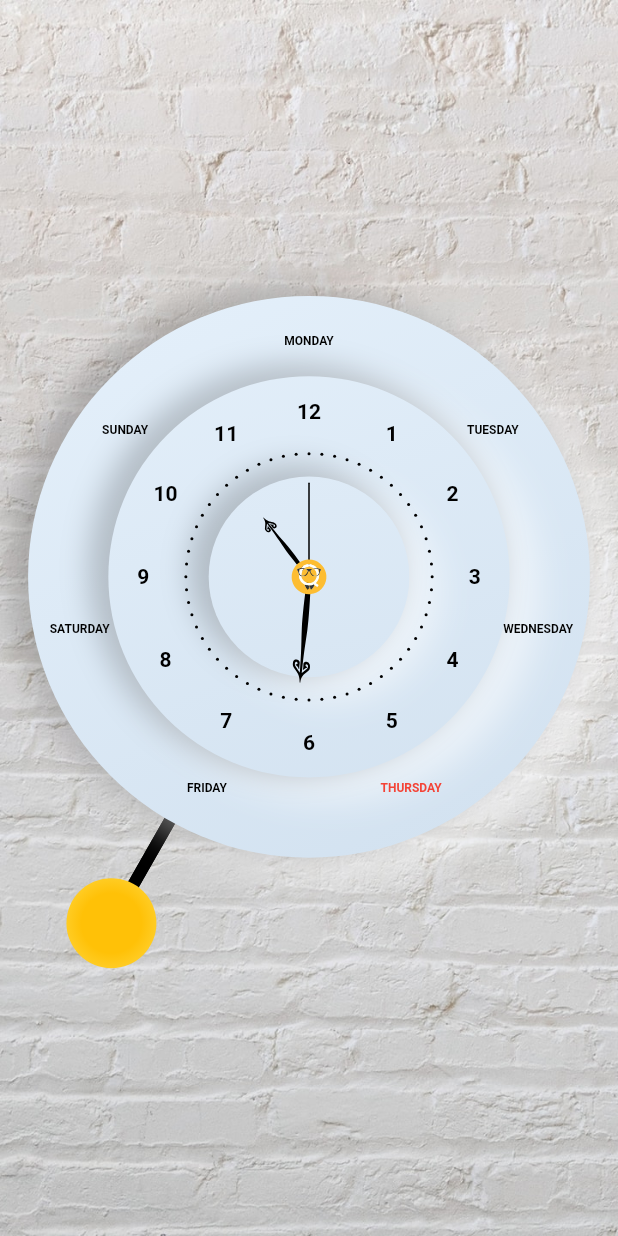
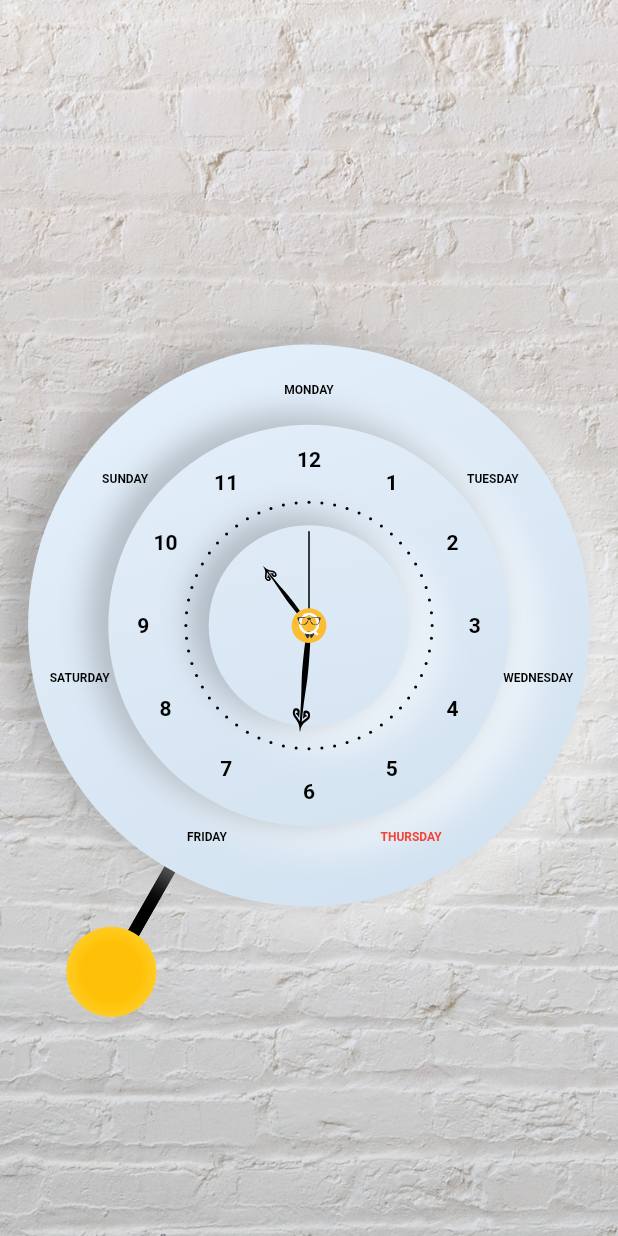
Before and after one commit to githubrohitgithub/Flutter-PUC, a Flutter app: the AnalogClock screen opened by its route, on a phone screen of 412 x 824 dp. Run offline on Flutter 3.47's test engine with Material 2 defaults, Android fonts, the phone set to English and light mode, and no system bars; our stand-ins replace flutter_svg, timer_builder; missing offline and left inert: neopop, qr_code_scanner.

Commit message:
completed 8

```diff
--- a/lib/work_shop/navigator/modules/custom_clock/page/analog_clock.dart
+++ b/lib/work_shop/navigator/modules/custom_clock/page/analog_clock.dart
@@ -28,13 +28,7 @@ class _AnalogClockState extends State<AnalogClock> {
                 builder: (context) {
               var currentTime = DateTime.now();
 
-              return Column(
-                mainAxisAlignment: MainAxisAlignment.start,
-                crossAxisAlignment: CrossAxisAlignment.center,
-                children: [
-
-
-                  ClockWidget(
+              return ClockWidget(
                 time: TimeModel(
                     hours: currentTime.hour,
                     minutes: currentTime.minute,
@@ -42,9 +36,6 @@ class _AnalogClockState extends State<AnalogClock> {
                     milliseconds: currentTime.millisecond,
                     week: currentTime.weekday,
                 ),
-                  )
-
-                ],
               );
             }),
           )],
--- a/lib/work_shop/navigator/modules/master_screen/page/main_dashboard.dart
+++ b/lib/work_shop/navigator/modules/master_screen/page/main_dashboard.dart
@@ -94,12 +94,12 @@ class DynamicNavigationWidgetState extends State<DynamicNavigationWidget> {
                 Padding(
                   padding: const EdgeInsets.all(8.0),
                   child: AspectRatio(
-                    aspectRatio: 12 / 2,
+                    aspectRatio: 8 / 2,
                     child: launchAppButton(
                         Text(
                           'Launch the ${foodDataSet.keys.toList()[_selectedIndex].projectName}',
                           style: TextStyle(
-                              fontSize: isTab ? 32 : 16,
+                              fontSize: isTab ? 32 : 10,
                               fontFamily: 'Chunk Five Print'),
                         ), () {
                       buttonClicked(context, _selectedIndex);
```
Also changed, not shown: lib/work_shop/navigator/modules/custom_clock/widgets/clock_widget.dart (+7 -11 lines). Lines whose indentation alone changed are shown as unchanged.
